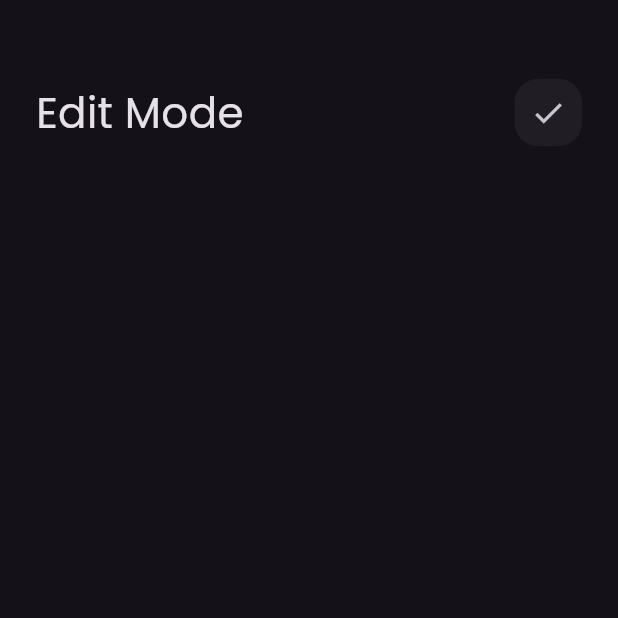
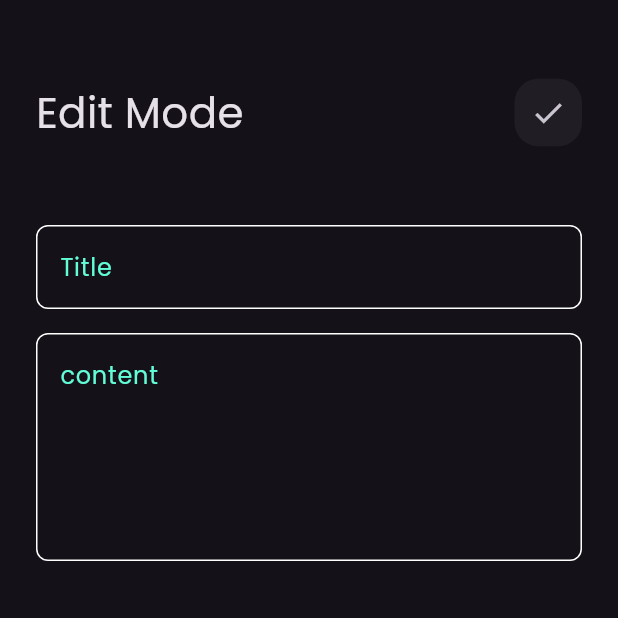
Before and after one commit to Islam3020/my_notes, a Flutter app: the EditNoteView screen opened directly, on a phone screen of 412 x 824 dp, the top half of it. Run offline on Flutter 3.47's test engine with Material 3 defaults, Android fonts, the phone set to English and light mode, and no system bars; our stand-ins replace font_awesome_flutter.

Commit message:
edit note view ui done

```diff
--- a/lib/views/my_widgets/edit_note_view_body.dart
+++ b/lib/views/my_widgets/edit_note_view_body.dart
@@ -1,5 +1,6 @@
 import 'package:flutter/material.dart';
 import 'package:my_notes/views/my_widgets/Custom_app_bar.dart';
+import 'package:my_notes/views/my_widgets/custom_textfield.dart';
 
 class EditNoteViewBody extends StatelessWidget {
   const EditNoteViewBody({super.key});
@@ -7,9 +8,23 @@ class EditNoteViewBody extends StatelessWidget {
   @override
   Widget build(BuildContext context) {
     return const Padding(
-      padding: EdgeInsets.symmetric(horizontal:24),
-      child: Column(children: [SizedBox(height: 50,),
-      CustomAppBar(title: "Edit Mode",icon: Icons.check,)],),
+      padding: EdgeInsets.symmetric(horizontal: 24),
+      child: Column(
+        children: [
+          SizedBox(
+            height: 50,
+          ),
+          CustomAppBar(
+            title: "Edit Mode",
+            icon: Icons.check,
+          ),
+          SizedBox(height: 50,),
+          CustomTextfield(hint: "Title"),
+          SizedBox(height: 16,),
+          CustomTextfield(hint: 'content',maxLines: 5,),
+
+        ],
+      ),
     );
   }
 }
```
